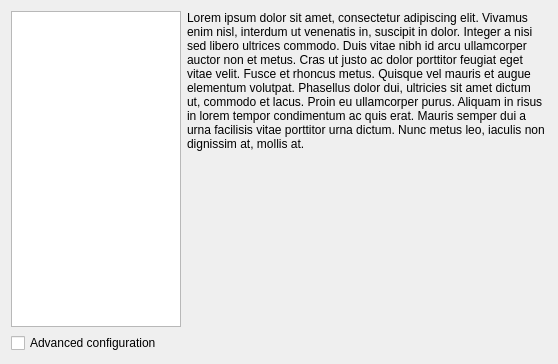
Qt form wizard/ui/board_select.ui (imby/STM32VLDiscovery_BeRTOS) before a commit.
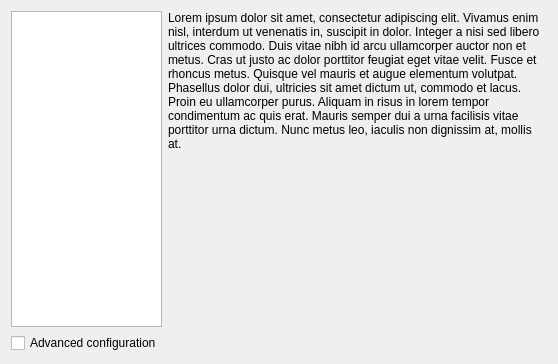
The same form after that commit.

```diff
--- a/wizard/ui/board_select.ui
+++ b/wizard/ui/board_select.ui
@@ -17,19 +17,18 @@
    <item>
     <layout class="QVBoxLayout" name="verticalLayout_2">
      <item>
-      <widget class="QListWidget" name="boardList">
-       <property name="sizePolicy">
-        <sizepolicy hsizetype="Fixed" vsizetype="Expanding">
-         <horstretch>0</horstretch>
-         <verstretch>0</verstretch>
-        </sizepolicy>
-       </property>
-       <property name="minimumSize">
-        <size>
-         <width>170</width>
-         <height>0</height>
-        </size>
-       </property>
+      <widget class="QTreeWidget" name="boardTree">
+       <attribute name="headerVisible">
+        <bool>false</bool>
+       </attribute>
+       <attribute name="headerVisible">
+        <bool>false</bool>
+       </attribute>
+       <column>
+        <property name="text">
+         <string notr="true">1</string>
+        </property>
+       </column>
       </widget>
      </item>
      <item>
```
